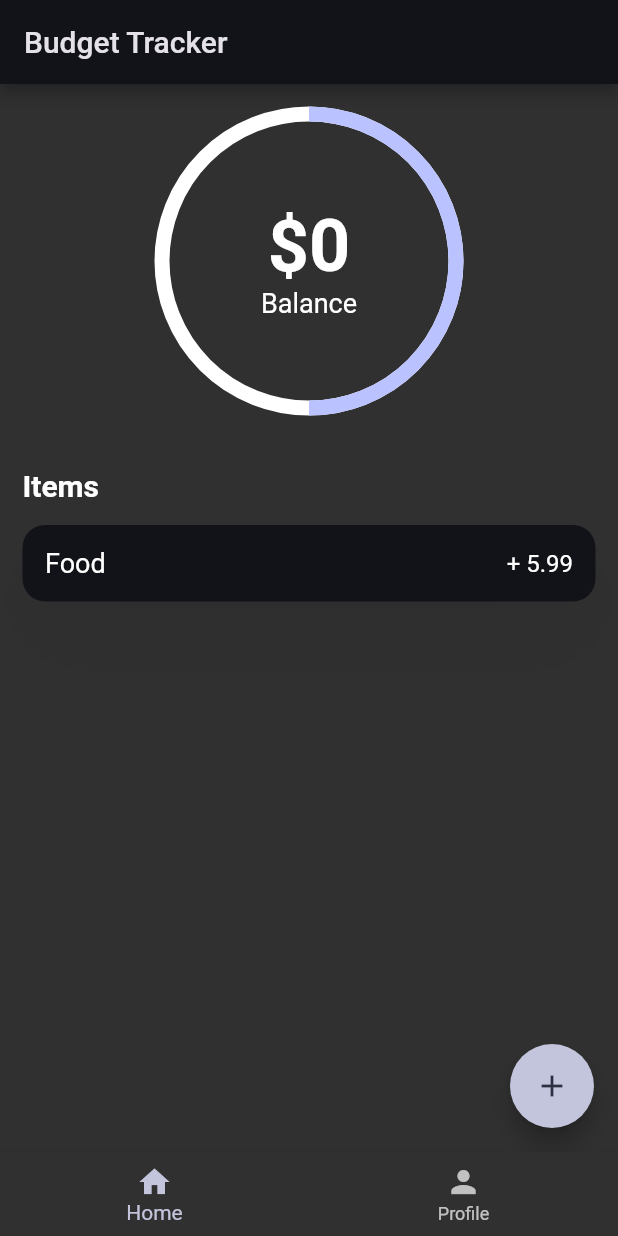
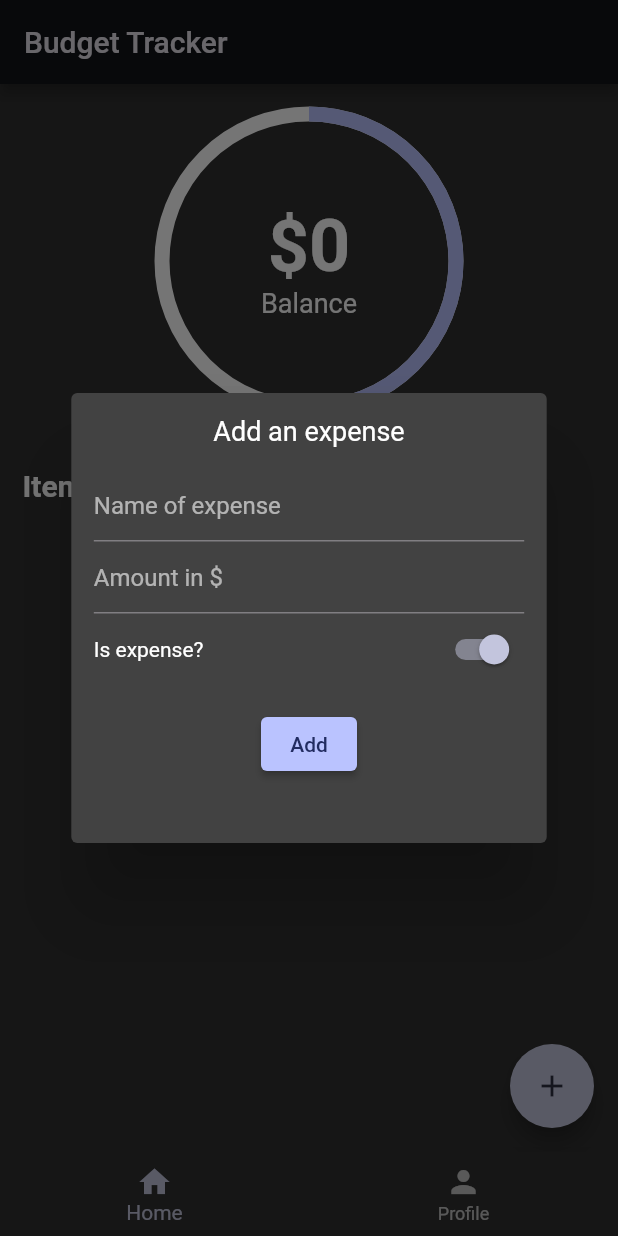
Before and after one commit to FlutterBricks/budget_tracker, a Flutter app: the screen it shows after launch, after a tap on the "add" icon, on a phone screen of 412 x 824 dp. Run offline on Flutter 3.47's test engine with Material 2 defaults, Android fonts, the phone set to English and light mode, and no system bars; drawn by our look-alikes of percent_indicator; our stand-ins replace device_preview.

Commit message:
Nick: creating an item dynamically

```diff
--- a/lib/pages/home_page.dart
+++ b/lib/pages/home_page.dart
@@ -1,4 +1,5 @@
 import 'package:flutter/material.dart';
+import 'package:flutter/services.dart';
 import 'package:percent_indicator/circular_percent_indicator.dart';
 
 import '../model/transaction_item.dart';
@@ -19,9 +20,17 @@ class _HomePageState extends State<HomePage> {
     return Scaffold(
       floatingActionButton: FloatingActionButton(
         onPressed: () {
-          setState(() {
-            items.add(TransactionItem(amount: 5.99, itemTitle: "Food"));
-          });
+          showDialog(
+              context: context,
+              builder: (context) {
+                return AddTransactionDialog(
+                  itemToAdd: (transactionItem) {
+                    setState(() {
+                      items.add(transactionItem);
+                    });
+                  },
+                );
+              });
         },
         child: const Icon(Icons.add),
       ),
@@ -81,6 +90,85 @@ class _HomePageState extends State<HomePage> {
   }
 }
 
+class AddTransactionDialog extends StatefulWidget {
+  final Function(TransactionItem) itemToAdd;
+  const AddTransactionDialog({required this.itemToAdd, Key? key})
+      : super(key: key);
+
+  @override
+  State<AddTransactionDialog> createState() => _AddTransactionDialogState();
+}
+
+class _AddTransactionDialogState extends State<AddTransactionDialog> {
+  final TextEditingController itemTitleController = TextEditingController();
+  final TextEditingController amountController = TextEditingController();
+
+  bool _isExpenseController = true;
+  @override
+  Widget build(BuildContext context) {
+    return Dialog(
+      child: SizedBox(
+        width: MediaQuery.of(context).size.width / 1.3,
+        height: 300,
+        child: Padding(
+          padding: const EdgeInsets.all(15.0),
+          child: Column(
+            children: [
+              const Text(
+                "Add an expense",
+                style: TextStyle(fontSize: 18),
+              ),
+              const SizedBox(
+                height: 15,
+              ),
+              TextField(
+                controller: itemTitleController,
+                decoration: const InputDecoration(hintText: "Name of expense"),
+              ),
+              TextField(
+                controller: amountController,
+                keyboardType: TextInputType.number,
+                inputFormatters: <TextInputFormatter>[
+                  FilteringTextInputFormatter.digitsOnly
+                ],
+                decoration: const InputDecoration(hintText: "Amount in \$"),
+              ),
+              Row(
+                mainAxisAlignment: MainAxisAlignment.spaceBetween,
+                children: [
+                  const Text("Is expense?"),
+                  Switch.adaptive(
+                      value: _isExpenseController,
+                      onChanged: (b) {
+                        setState(() {
+                          _isExpenseController = b;
+                        });
+                      })
+                ],
+              ),
+              const SizedBox(
+                height: 15,
+              ),
+              ElevatedButton(
+                  onPressed: () {
+                    if (amountController.text.isNotEmpty &&
+                        itemTitleController.text.isNotEmpty) {
+                      widget.itemToAdd(TransactionItem(
+                          amount: double.parse(amountController.text),
+                          itemTitle: itemTitleController.text,
+                          isExpense: _isExpenseController));
+                      Navigator.pop(context);
+                    }
+                  },
+                  child: const Text("Add"))
+            ],
+          ),
+        ),
+      ),
+    );
+  }
+}
+
 class TransactionCard extends StatelessWidget {
   final TransactionItem item;
   const TransactionCard({required this.item, Key? key}) : super(key: key);
@@ -112,7 +200,7 @@ class TransactionCard extends StatelessWidget {
             ),
             const Spacer(),
             Text(
-              (item.isExpense ? "+ " : "- ") + item.amount.toString(),
+              (!item.isExpense ? "+ " : "- ") + "\$" + item.amount.toString(),
               style: const TextStyle(
                 fontSize: 16,
               ),
```
